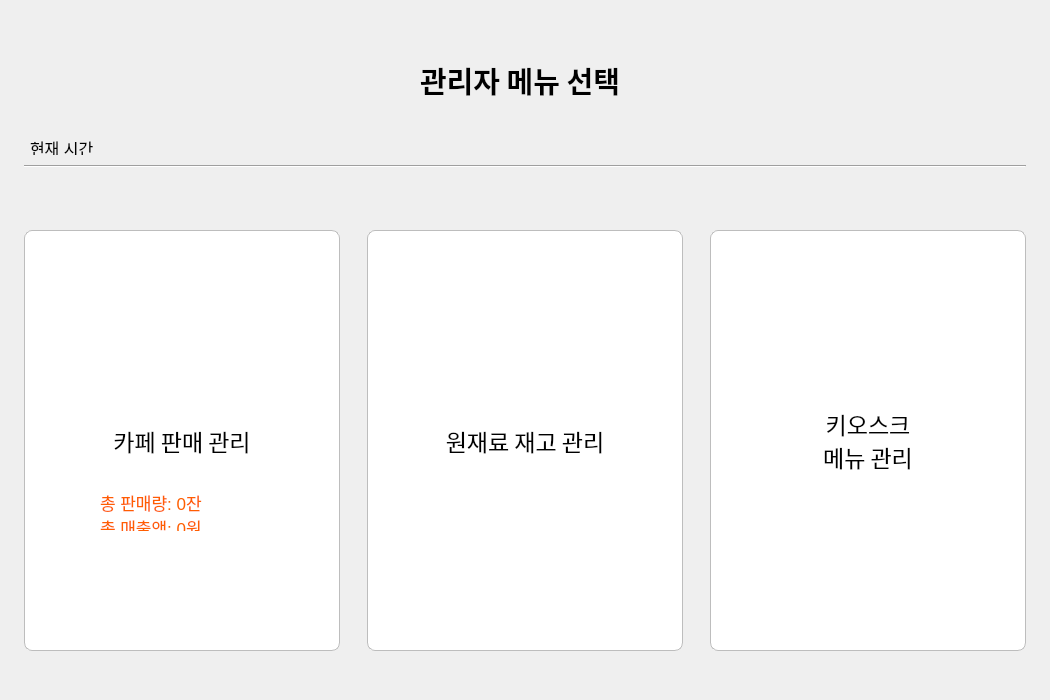
Before: the Qt Designer form menu.ui in obloodobladeo-spec/inventory-pyqt, drawn with Qt 5.
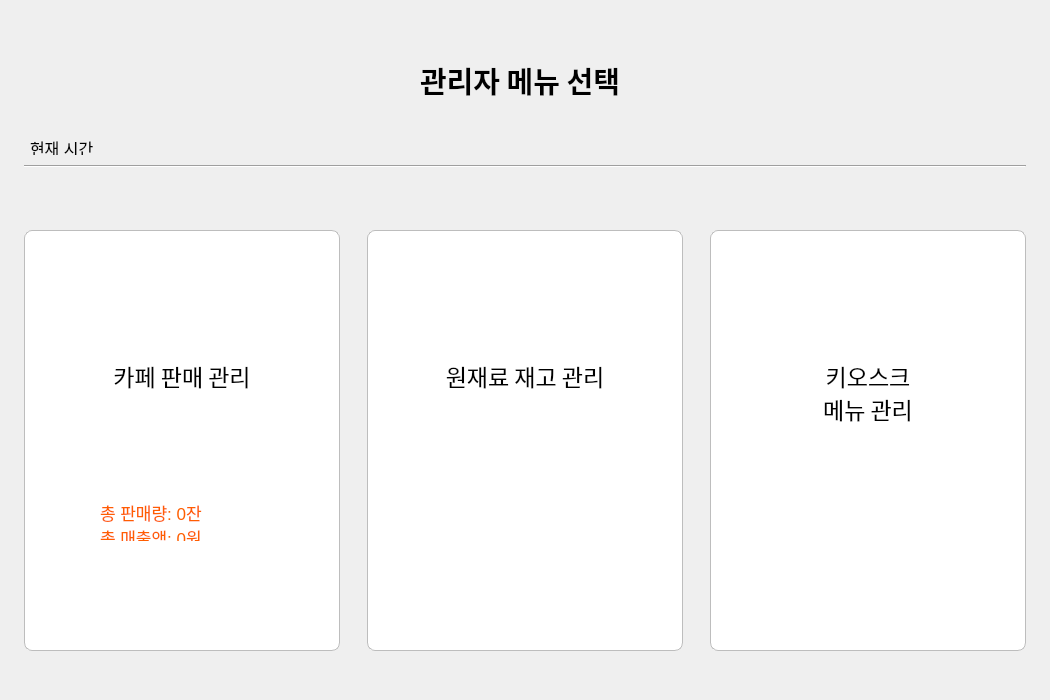
After: the same form once the commit is applied. Icons and pictures are not drawn.

```diff
--- a/menu.ui
+++ b/menu.ui
@@ -22,123 +22,6 @@
   <property name="autoFillBackground">
    <bool>false</bool>
   </property>
-  <widget class="QPushButton" name="pushButton">
-   <property name="geometry">
-    <rect>
-     <x>24</x>
-     <y>230</y>
-     <width>316</width>
-     <height>421</height>
-    </rect>
-   </property>
-   <property name="font">
-    <font>
-     <family>맑은 고딕</family>
-     <pointsize>17</pointsize>
-     <weight>50</weight>
-     <bold>false</bold>
-    </font>
-   </property>
-   <property name="autoFillBackground">
-    <bool>false</bool>
-   </property>
-   <property name="styleSheet">
-    <string notr="true">QPushButton{
-    background:white;
-    border:1px solid #BDBDBD;
-    border-radius:8px;
-}
-
-QPushButton:hover{
-    background:#F5F5F5;
-}
-
-QPushButton:pressed{
-    background:#E0E0E0;
-}</string>
-   </property>
-   <property name="text">
-    <string>카페 판매 관리</string>
-   </property>
-   <property name="checkable">
-    <bool>false</bool>
-   </property>
-  </widget>
-  <widget class="QPushButton" name="pushButton_2">
-   <property name="geometry">
-    <rect>
-     <x>367</x>
-     <y>230</y>
-     <width>316</width>
-     <height>421</height>
-    </rect>
-   </property>
-   <property name="font">
-    <font>
-     <family>맑은 고딕</family>
-     <pointsize>17</pointsize>
-     <weight>50</weight>
-     <bold>false</bold>
-    </font>
-   </property>
-   <property name="styleSheet">
-    <string notr="true">QPushButton{
-    background:white;
-    border:1px solid #BDBDBD;
-    border-radius:8px;
-}
-
-QPushButton:hover{
-    background:#F5F5F5;
-}
-
-QPushButton:pressed{
-    background:#E0E0E0;
-}</string>
-   </property>
-   <property name="text">
-    <string>원재료 재고 관리</string>
-   </property>
-  </widget>
-  <widget class="QPushButton" name="pushButton_3">
-   <property name="geometry">
-    <rect>
-     <x>710</x>
-     <y>230</y>
-     <width>316</width>
-     <height>421</height>
-    </rect>
-   </property>
-   <property name="font">
-    <font>
-     <family>맑은 고딕</family>
-     <pointsize>17</pointsize>
-     <weight>50</weight>
-     <italic>false</italic>
-     <bold>false</bold>
-     <kerning>true</kerning>
-    </font>
-   </property>
-   <property name="styleSheet">
-    <string notr="true">QPushButton{
-    background:white;
-    border:1px solid #BDBDBD;
-    border-radius:8px;
-}
-
-QPushButton:hover{
-    background:#F5F5F5;
-}
-
-QPushButton:pressed{
-    background:#E0E0E0;
-}</string>
-   </property>
-   <property name="text">
-    <string>키오스크
-메뉴 관리</string>
-   </property>
-  </widget>
   <widget class="QLabel" name="label">
    <property name="geometry">
     <rect>
@@ -218,7 +101,7 @@
    <property name="geometry">
     <rect>
      <x>100</x>
-     <y>490</y>
+     <y>500</y>
      <width>121</width>
      <height>41</height>
     </rect>
@@ -244,8 +127,8 @@
   <widget class="QLabel" name="label_4">
    <property name="geometry">
     <rect>
-     <x>440</x>
-     <y>490</y>
+     <x>470</x>
+     <y>500</y>
      <width>16</width>
      <height>41</height>
     </rect>
@@ -267,6 +150,174 @@
     <set>Qt::AlignLeading|Qt::AlignLeft|Qt::AlignTop</set>
    </property>
   </widget>
+  <widget class="QToolButton" name="toolButton">
+   <property name="geometry">
+    <rect>
+     <x>24</x>
+     <y>230</y>
+     <width>316</width>
+     <height>421</height>
+    </rect>
+   </property>
+   <property name="font">
+    <font>
+     <family>맑은 고딕</family>
+     <pointsize>17</pointsize>
+     <weight>50</weight>
+     <bold>false</bold>
+    </font>
+   </property>
+   <property name="styleSheet">
+    <string notr="true">QToolButton{
+    background:white;
+    border:1px solid #BDBDBD;
+    border-radius:8px;
+}
+
+QToolButton:hover{
+    background:#F5F5F5;
+}
+
+QToolButton:pressed{
+    background:#E0E0E0;
+}</string>
+   </property>
+   <property name="text">
+    <string>카페 판매 관리
+
+
+
+</string>
+   </property>
+   <property name="icon">
+    <iconset>
+     <normaloff>icon/revenue.png</normaloff>icon/revenue.png</iconset>
+   </property>
+   <property name="iconSize">
+    <size>
+     <width>160</width>
+     <height>160</height>
+    </size>
+   </property>
+   <property name="toolButtonStyle">
+    <enum>Qt::ToolButtonTextUnderIcon</enum>
+   </property>
+  </widget>
+  <widget class="QToolButton" name="toolButton_2">
+   <property name="geometry">
+    <rect>
+     <x>367</x>
+     <y>230</y>
+     <width>316</width>
+     <height>421</height>
+    </rect>
+   </property>
+   <property name="font">
+    <font>
+     <family>맑은 고딕</family>
+     <pointsize>17</pointsize>
+     <weight>50</weight>
+     <bold>false</bold>
+    </font>
+   </property>
+   <property name="styleSheet">
+    <string notr="true">QToolButton{
+    background:white;
+    border:1px solid #BDBDBD;
+    border-radius:8px;
+}
+
+QToolButton:hover{
+    background:#F5F5F5;
+}
+
+QToolButton:pressed{
+    background:#E0E0E0;
+}</string>
+   </property>
+   <property name="text">
+    <string>원재료 재고 관리
+
+
+
+</string>
+   </property>
+   <property name="icon">
+    <iconset>
+     <normaloff>icon/inventory.png</normaloff>icon/inventory.png</iconset>
+   </property>
+   <property name="iconSize">
+    <size>
+     <width>160</width>
+     <height>160</height>
+    </size>
+   </property>
+   <property name="toolButtonStyle">
+    <enum>Qt::ToolButtonTextUnderIcon</enum>
+   </property>
+  </widget>
+  <widget class="QToolButton" name="toolButton_3">
+   <property name="geometry">
+    <rect>
+     <x>710</x>
+     <y>230</y>
+     <width>316</width>
+     <height>421</height>
+    </rect>
+   </property>
+   <property name="font">
+    <font>
+     <family>맑은 고딕</family>
+     <pointsize>17</pointsize>
+     <weight>50</weight>
+     <bold>false</bold>
+    </font>
+   </property>
+   <property name="styleSheet">
+    <string notr="true">QToolButton{
+    background:white;
+    border:1px solid #BDBDBD;
+    border-radius:8px;
+}
+
+QToolButton:hover{
+    background:#F5F5F5;
+}
+
+QToolButton:pressed{
+    background:#E0E0E0;
+}</string>
+   </property>
+   <property name="text">
+    <string>키오스크
+메뉴 관리
+
+
+</string>
+   </property>
+   <property name="icon">
+    <iconset>
+     <normaloff>icon/menu.png</normaloff>icon/menu.png</iconset>
+   </property>
+   <property name="iconSize">
+    <size>
+     <width>160</width>
+     <height>160</height>
+    </size>
+   </property>
+   <property name="toolButtonStyle">
+    <enum>Qt::ToolButtonTextUnderIcon</enum>
+   </property>
+  </widget>
+  <zorder>label</zorder>
+  <zorder>time_label</zorder>
+  <zorder>line</zorder>
+  <zorder>label_2</zorder>
+  <zorder>toolButton</zorder>
+  <zorder>label_3</zorder>
+  <zorder>toolButton_2</zorder>
+  <zorder>label_4</zorder>
+  <zorder>toolButton_3</zorder>
  </widget>
  <resources/>
  <connections/>
```
